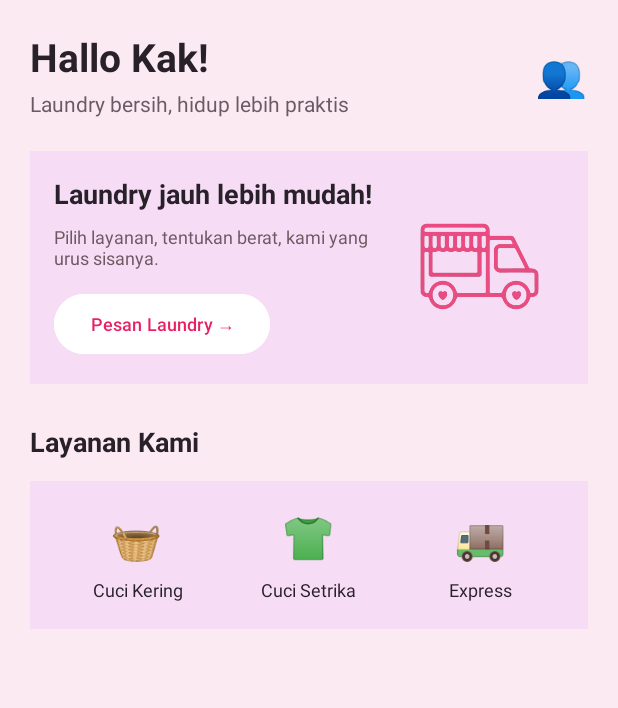
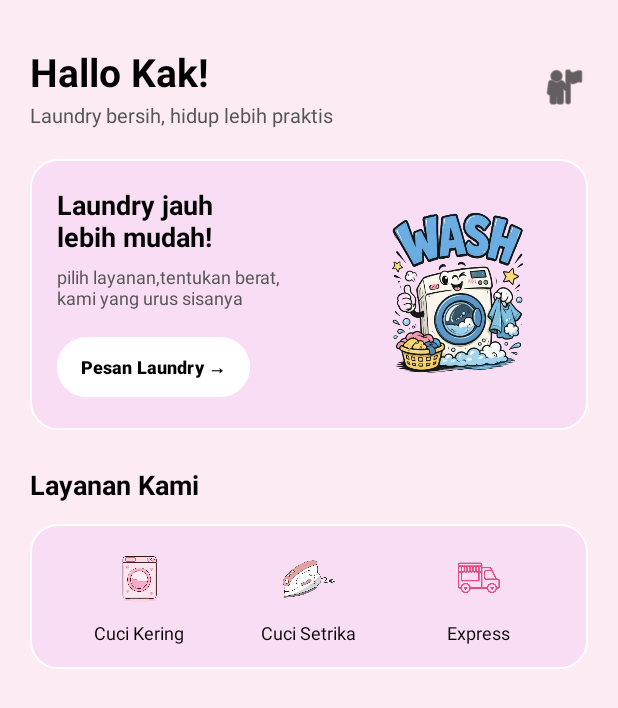
Before and after one commit to Aqilafadilla25/QLA-Laundry, an Android app: the fragment HomeFragment shown on its own in the app's theme, on a phone screen of 412 x 824 dp. Shown: the top 708 px of the screen. Run offline under Robolectric (Android 15) with nearby library versions, the phone set to English and light mode, and no system bars.

Commit message:
pergantian icon

```diff
--- a/app/src/main/res/layout/activity_base.xml
+++ b/app/src/main/res/layout/activity_base.xml
@@ -5,7 +5,6 @@
     xmlns:tools="http://schemas.android.com/tools"
     android:layout_width="match_parent"
     android:layout_height="match_parent">
-
 
     <FrameLayout
         android:id="@+id/fragment_container"
--- a/app/src/main/res/layout/fragment_home.xml
+++ b/app/src/main/res/layout/fragment_home.xml
@@ -1,8 +1,15 @@
 <?xml version="1.0" encoding="utf-8"?>
-<ScrollView xmlns:android="http://schemas.android.com/apk/res/android"
+<RelativeLayout
+    xmlns:android="http://schemas.android.com/apk/res/android"
+    xmlns:app="http://schemas.android.com/apk/res-auto"
     android:layout_width="match_parent"
     android:layout_height="match_parent"
-    android:background="#FCEAF2"
+    android:background="#FDEBF3">
+
+    <!-- KONTEN UTAMA -->
+    <ScrollView
+        android:layout_width="match_parent"
+        android:layout_height="match_parent"
         android:fillViewport="true">
 
         <LinearLayout
@@ -11,12 +18,59 @@
             android:orientation="vertical"
             android:padding="20dp">
 
-        <!-- Sapaan -->
+            <!-- HEADER USER -->
+            <RelativeLayout
+                android:layout_width="match_parent"
+                android:layout_height="wrap_content"
+                android:layout_marginTop="10dp"
+                android:layout_marginBottom="20dp">
+
+                <LinearLayout
+                    android:layout_width="wrap_content"
+                    android:layout_height="wrap_content"
+                    android:orientation="vertical"
+                    android:layout_alignParentStart="true"
+                    android:layout_centerVertical="true">
+
+                    <TextView
+                        android:layout_width="wrap_content"
+                        android:layout_height="wrap_content"
+                        android:text="Hallo Kak!"
+                        android:textSize="26sp"
+                        android:textStyle="bold"
+                        android:textColor="#000000"/>
+
+                    <TextView
+                        android:layout_width="wrap_content"
+                        android:layout_height="wrap_content"
+                        android:text="Laundry bersih, hidup lebih praktis"
+                        android:textSize="13sp"
+                        android:textColor="#555555"
+                        android:layout_marginTop="2dp"/>
+
+                </LinearLayout>
+
+                <!-- ICON PROFIL KANAN ATAS -->
+                <ImageView
+                    android:layout_width="32dp"
+                    android:layout_height="32dp"
+                    android:src="@android:drawable/ic_menu_myplaces"
+                    android:layout_alignParentEnd="true"
+                    android:layout_centerVertical="true"
+                    android:contentDescription="Profil Akun"
+                    app:tint="#000000" />
+
+            </RelativeLayout>
+
+            <!-- BANNER PROMO -->
             <LinearLayout
                 android:layout_width="match_parent"
                 android:layout_height="wrap_content"
+                android:orientation="horizontal"
+                android:background="@drawable/bg_card"
+                android:padding="18dp"
                 android:gravity="center_vertical"
-            android:orientation="horizontal">
+                android:layout_marginBottom="24dp">
 
                 <LinearLayout
                     android:layout_width="0dp"
@@ -27,178 +81,141 @@
                     <TextView
                         android:layout_width="wrap_content"
                         android:layout_height="wrap_content"
-                    android:text="Hallo Kak!"
-                    android:textColor="#29212A"
-                    android:textSize="26sp"
-                    android:textStyle="bold" />
+                        android:text="Laundry jauh&#10;lebih mudah!"
+                        android:textSize="18sp"
+                        android:textStyle="bold"
+                        android:textColor="#000000"
+                        android:layout_marginBottom="6dp"/>
 
                     <TextView
                         android:layout_width="wrap_content"
                         android:layout_height="wrap_content"
-                    android:layout_marginTop="4dp"
-                    android:text="Laundry bersih, hidup lebih praktis"
-                    android:textColor="#6D5963"
-                    android:textSize="14sp" />
+                        android:text="pilih layanan,tentukan berat,&#10;kami yang urus sisanya"
+                        android:textSize="12sp"
+                        android:textColor="#555555"
+                        android:layout_marginBottom="14dp"/>
+
+                    <!-- TOMBOL PESAN LAUNDRY -->
+                    <Button
+                        android:id="@+id/btnBukaWeb"
+                        android:layout_width="wrap_content"
+                        android:layout_height="wrap_content"
+                        android:backgroundTint="#FFFFFF"
+                        android:text="Pesan Laundry →"
+                        android:textColor="#000000"
+                        android:textStyle="bold"
+                        android:textSize="12sp"
+                        android:paddingLeft="16dp"
+                        android:paddingRight="16dp"/>
+
                 </LinearLayout>
 
+                <!-- GAMBAR LAUNDRY -->
+                <ImageView
+                    android:layout_width="137dp"
+                    android:layout_height="143dp"
+                    android:contentDescription="Logo Laundry"
+                    android:scaleType="centerInside"
+                    android:src="@drawable/logo" />
+
+            </LinearLayout>
+
+            <!-- JUDUL LAYANAN -->
             <TextView
                 android:layout_width="wrap_content"
                 android:layout_height="wrap_content"
-                android:text="👥"
-                android:textSize="28sp" />
+                android:text="Layanan Kami"
+                android:textSize="18sp"
+                android:textStyle="bold"
+                android:textColor="#000000"
+                android:layout_marginBottom="14dp"/>
 
-        </LinearLayout>
-
-        <!-- Banner Laundry -->
+            <!-- DAFTAR LAYANAN -->
             <LinearLayout
                 android:layout_width="match_parent"
                 android:layout_height="wrap_content"
-            android:layout_marginTop="22dp"
-            android:background="#F6DDF5"
                 android:orientation="horizontal"
-            android:gravity="center_vertical"
-            android:padding="16dp">
+                android:background="@drawable/bg_card"
+                android:padding="16dp"
+                android:gravity="center"
+                android:layout_marginBottom="20dp">
 
-            <LinearLayout
-                android:layout_width="0dp"
-                android:layout_height="wrap_content"
-                android:layout_weight="1"
-                android:orientation="vertical">
-
-                <TextView
-                    android:layout_width="match_parent"
-                    android:layout_height="wrap_content"
-                    android:text="Laundry jauh lebih mudah!"
-                    android:textColor="#29212A"
-                    android:textSize="18sp"
-                    android:textStyle="bold" />
-
-                <TextView
-                    android:layout_width="match_parent"
-                    android:layout_height="wrap_content"
-                    android:layout_marginTop="8dp"
-                    android:text="Pilih layanan, tentukan berat, kami yang urus sisanya."
-                    android:textColor="#6D5963"
-                    android:textSize="12sp" />
-
-                <Button
-                    android:id="@+id/btnPesanLaundryHome"
-                    android:layout_width="wrap_content"
-                    android:layout_height="wrap_content"
-                    android:layout_marginTop="12dp"
-                    android:backgroundTint="#FFFFFF"
-                    android:text="Pesan Laundry →"
-                    android:textAllCaps="false"
-                    android:textColor="#E91E63"
-                    android:textSize="12sp" />
-
-            </LinearLayout>
-
-            <ImageView
-                android:layout_width="112dp"
-                android:layout_height="120dp"
-                android:layout_marginStart="8dp"
-                android:contentDescription="Ilustrasi laundry"
-                android:scaleType="fitCenter"
-                android:src="@drawable/express" />
-
-        </LinearLayout>
-
-        <!-- Judul layanan -->
-        <TextView
-            android:layout_width="match_parent"
-            android:layout_height="wrap_content"
-            android:layout_marginTop="26dp"
-            android:layout_marginBottom="14dp"
-            android:text="Layanan Kami"
-            android:textColor="#29212A"
-            android:textSize="18sp"
-            android:textStyle="bold" />
-
-        <!-- Tiga layanan -->
-        <LinearLayout
-            android:layout_width="match_parent"
-            android:layout_height="wrap_content"
-            android:background="#F6DDF5"
-            android:gravity="center"
-            android:orientation="horizontal"
-            android:padding="14dp">
-
+                <!-- LAYANAN 1: CUCI KERING -->
                 <LinearLayout
                     android:layout_width="0dp"
                     android:layout_height="wrap_content"
                     android:layout_weight="1"
                     android:gravity="center"
-                android:orientation="vertical"
-                android:padding="4dp">
+                    android:orientation="vertical">
+
+                    <ImageView
+                        android:layout_width="40dp"
+                        android:layout_height="40dp"
+                        android:src="@drawable/mesincuci"
+                        android:contentDescription="Cuci Kering" />
 
                     <TextView
                         android:layout_width="wrap_content"
                         android:layout_height="wrap_content"
-                    android:text="🧺"
-                    android:textSize="28sp" />
+                        android:text="Cuci Kering"
+                        android:textSize="12sp"
+                        android:textColor="#000000"
+                        android:layout_marginTop="8dp"/>
 
-                <TextView
-                    android:layout_width="wrap_content"
-                    android:layout_height="wrap_content"
-                    android:layout_marginTop="8dp"
-                    android:gravity="center"
-                    android:text="Cuci Kering"
-                    android:textColor="#29212A"
-                    android:textSize="12sp" />
                 </LinearLayout>
 
+                <!-- LAYANAN 2: CUCI SETRIKA -->
                 <LinearLayout
                     android:layout_width="0dp"
                     android:layout_height="wrap_content"
                     android:layout_weight="1"
                     android:gravity="center"
-                android:orientation="vertical"
-                android:padding="4dp">
+                    android:orientation="vertical">
+
+                    <ImageView
+                        android:layout_width="40dp"
+                        android:layout_height="40dp"
+                        android:src="@drawable/setrika"
+                        android:contentDescription="Cuci Setrika"/>
 
                     <TextView
                         android:layout_width="wrap_content"
                         android:layout_height="wrap_content"
-                    android:text="👕"
-                    android:textSize="28sp" />
+                        android:text="Cuci Setrika"
+                        android:textSize="12sp"
+                        android:textColor="#000000"
+                        android:layout_marginTop="8dp"/>
 
-                <TextView
-                    android:layout_width="wrap_content"
-                    android:layout_height="wrap_content"
-                    android:layout_marginTop="8dp"
-                    android:gravity="center"
-                    android:text="Cuci Setrika"
-                    android:textColor="#29212A"
-                    android:textSize="12sp" />
                 </LinearLayout>
 
+                <!-- LAYANAN 3: EXPRESS -->
                 <LinearLayout
                     android:layout_width="0dp"
                     android:layout_height="wrap_content"
                     android:layout_weight="1"
                     android:gravity="center"
-                android:orientation="vertical"
-                android:padding="4dp">
+                    android:orientation="vertical">
+
+                    <ImageView
+                        android:layout_width="40dp"
+                        android:layout_height="40dp"
+                        android:src="@drawable/express"
+                        android:contentDescription="Express" />
 
                     <TextView
                         android:layout_width="wrap_content"
                         android:layout_height="wrap_content"
-                    android:text="🚚"
-                    android:textSize="28sp" />
+                        android:text="Express"
+                        android:textSize="12sp"
+                        android:textColor="#000000"
+                        android:layout_marginTop="8dp"/>
 
-                <TextView
-                    android:layout_width="wrap_content"
-                    android:layout_height="wrap_content"
-                    android:layout_marginTop="8dp"
-                    android:gravity="center"
-                    android:text="Express"
-                    android:textColor="#29212A"
-                    android:textSize="12sp" />
                 </LinearLayout>
 
             </LinearLayout>
 
+        </LinearLayout>
 
+    </ScrollView>
 
-    </LinearLayout>
-</ScrollView>
+</RelativeLayout>
```
Also changed, not shown: app/src/main/res/layout/fragment_history.xml (+29 -39 lines), app/src/main/res/layout/fragment_notifications.xml (+41 -38 lines), app/src/main/res/layout/fragment_profile.xml (+7 -5 lines), app/src/main/res/drawable/ceklis.png (added), app/src/main/res/drawable/diterima.png (added), app/src/main/res/drawable/notifications.png (added), app/src/main/res/drawable/profile.png (added), app/src/main/res/drawable/promo.png (added), app/src/main/res/drawable/proses.png (added). Lines whose indentation alone changed are shown as unchanged.
